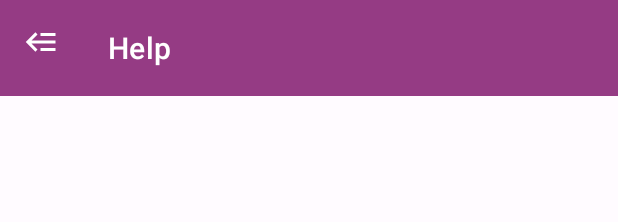
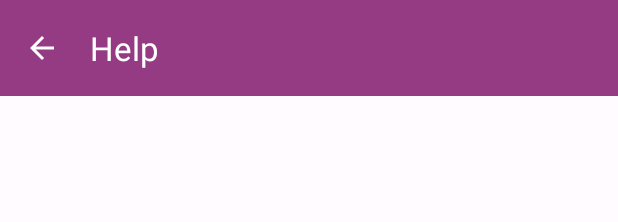
Before and after one commit to 1405yuga/Train-Indicator, an Android app: the layout fragment_help.xml on its own in the app's theme, with its tools: preview values and no code run, on a phone screen of 412 x 824 dp. Shown: the top 222 px of the screen. Run offline under Robolectric (Android 15) with nearby library versions, the phone set to English and light mode, and no system bars.

Commit message:
set title of top app bar in help fragment

```diff
--- /dev/null
+++ b/app/src/main/res/drawable/back_arrow_24.xml
@@ -0,0 +1,11 @@
+<vector xmlns:android="http://schemas.android.com/apk/res/android"
+    android:width="24dp"
+    android:height="24dp"
+    android:autoMirrored="true"
+    android:tint="#FFFFFF"
+    android:viewportWidth="24"
+    android:viewportHeight="24">
+    <path
+        android:fillColor="@android:color/white"
+        android:pathData="M20,11H7.83l5.59,-5.59L12,4l-8,8 8,8 1.41,-1.41L7.83,13H20v-2z" />
+</vector>
--- a/app/src/main/res/layout/fragment_help.xml
+++ b/app/src/main/res/layout/fragment_help.xml
@@ -7,18 +7,20 @@
     tools:context=".HelpFragment">
 
     <com.google.android.material.appbar.AppBarLayout
+        android:id="@+id/app_bar_layout"
         android:layout_width="match_parent"
         android:layout_height="wrap_content"
-        android:id="@+id/appbar"
-        app:layout_scrollFlags="scroll|enterAlways">
+        app:layout_constraintTop_toTopOf="parent">
 
         <com.google.android.material.appbar.MaterialToolbar
             android:id="@+id/topAppBar"
-            style="@style/Widget.MaterialComponents.Toolbar.Primary"
             android:layout_width="match_parent"
             android:layout_height="?attr/actionBarSize"
+            app:navigationIcon="@drawable/back_arrow_24"
             app:title="@string/help"
-            app:navigationIcon="@drawable/back_icon"/>
+            android:background="@color/md_theme_light_primary"
+            app:titleTextColor="@color/white"
+            />
     </com.google.android.material.appbar.AppBarLayout>
 
 </FrameLayout>
```
